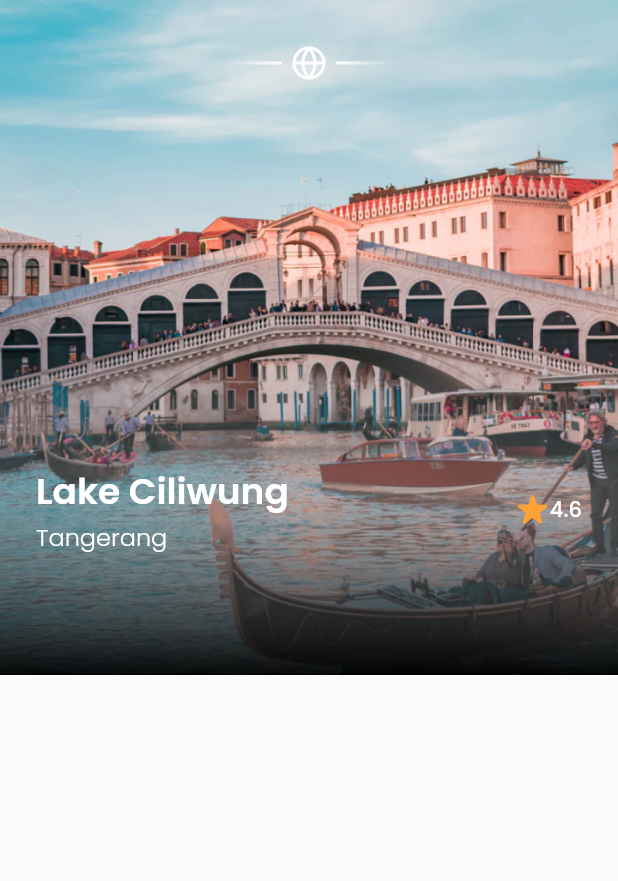
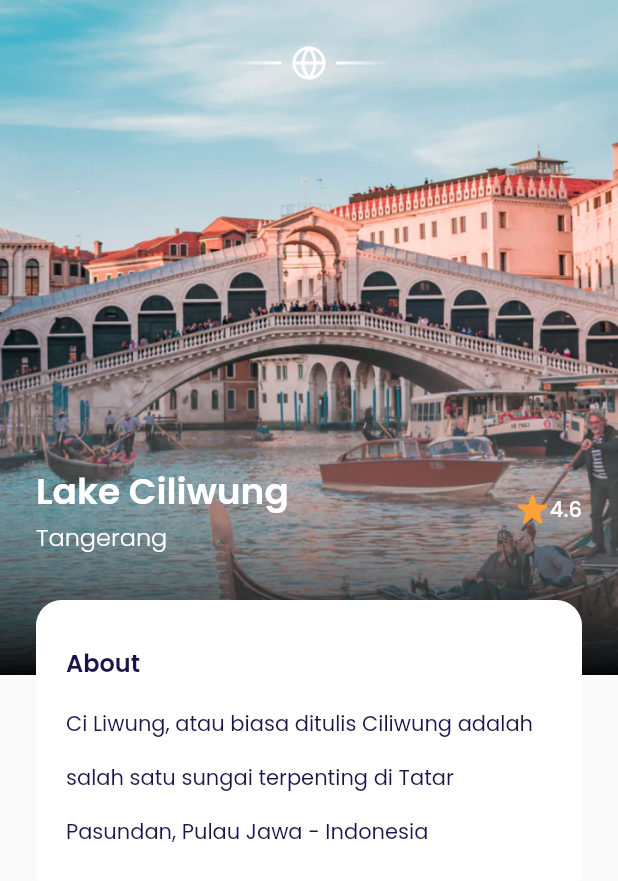
Before and after one commit to gitriant/airplane, a Flutter app: the DetailPage screen opened directly, on a phone screen of 412 x 824 dp. Shown: the top 881 px of the screen. Run offline on Flutter 3.47's test engine with Material 2 defaults, Android fonts, the phone set to English and light mode, and no system bars; our stand-ins replace google_fonts.

Commit message:
detail page about

```diff
--- a/lib/ui/pages/detail_page.dart
+++ b/lib/ui/pages/detail_page.dart
@@ -88,6 +88,33 @@ class DetailPage extends StatelessWidget {
                   )
                 ],
               ),
+            ),
+            //Description
+            Container(
+              width: double.infinity,
+              margin: EdgeInsets.only(top: 30),
+              padding: EdgeInsets.symmetric(horizontal: 20, vertical: 30),
+              decoration: BoxDecoration(
+                  color: kWhiteColor,
+                  borderRadius: BorderRadius.circular(defaultRadius)),
+              child: Column(
+                crossAxisAlignment: CrossAxisAlignment.start,
+                children: [
+                  //About
+                  Text(
+                    'About',
+                    style: blackTextStyle.copyWith(
+                        fontSize: 16, fontWeight: semiBold),
+                  ),
+                  SizedBox(
+                    height: 6,
+                  ),
+                  Text(
+                    'Ci Liwung, atau biasa ditulis Ciliwung adalah salah satu sungai terpenting di Tatar Pasundan, Pulau Jawa - Indonesia',
+                    style: blackTextStyle.copyWith(height: 2.6),
+                  ),
+                ],
+              ),
             )
           ],
         ),
```
